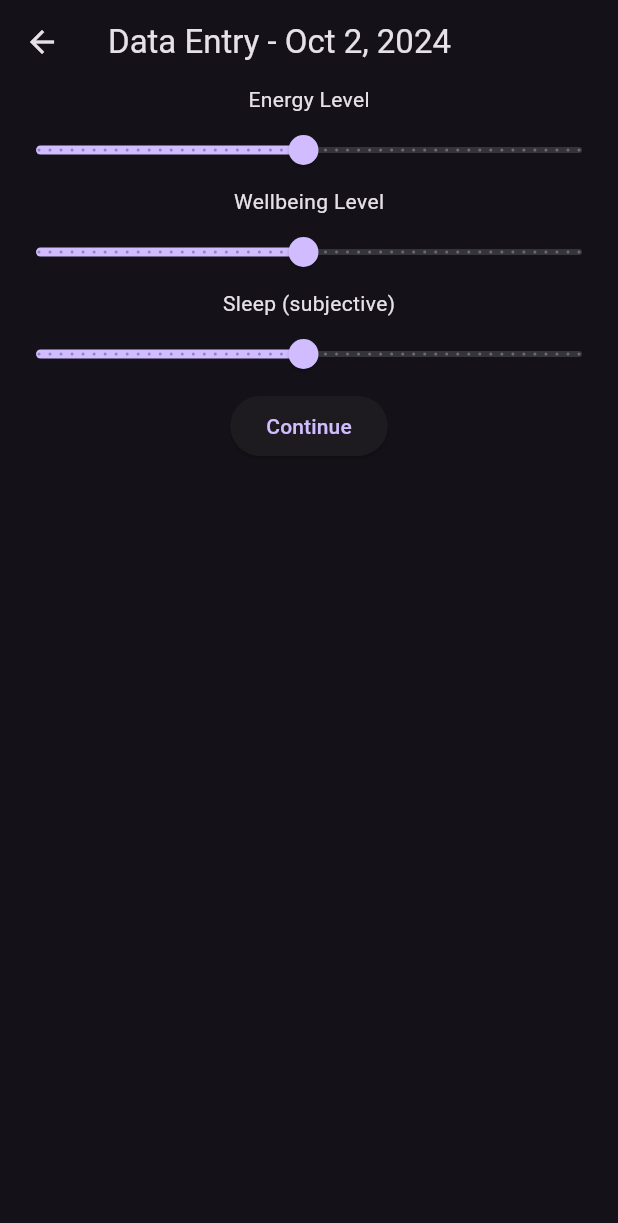
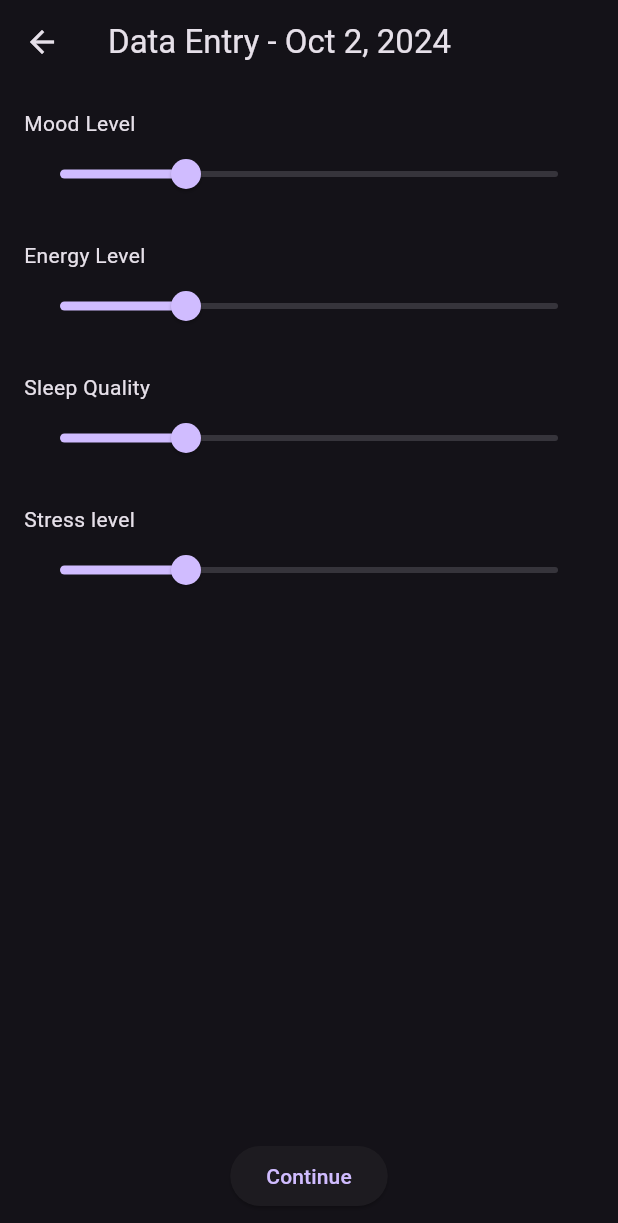
Before and after one commit to magnusjungersen/life_tracker, a Flutter app: the screen it shows after launch, after a tap on the "add" icon, on a phone screen of 412 x 824 dp. Shown: the top 1223 px of the screen. Run offline on Flutter 3.47's test engine with Material 3 defaults, Android fonts, the phone set to English and light mode, and no system bars; our stand-ins replace auto_size_text, sqflite, table_calendar; accounts and stored records are empty.

Commit message:
more fucking changes jesus christ

```diff
--- a/life_tracker/lib/data_entry_emotions.dart
+++ b/life_tracker/lib/data_entry_emotions.dart
@@ -1,5 +1,5 @@
 import 'package:flutter/material.dart';
-import 'package:shared_preferences/shared_preferences.dart';
+import 'sql.dart';
 import 'package:intl/intl.dart';
 import 'data_entry_activities.dart';
 
--- a/life_tracker/lib/data_entry_sliders.dart
+++ b/life_tracker/lib/data_entry_sliders.dart
@@ -6,9 +6,8 @@ import 'package:intl/intl.dart';
 // Data1Page - sliders for energy and wellbeing data
 class Data1Page extends StatefulWidget {
   final DateTime selectedDate;
-  final Function(DateTime) onSave;
 
-  const Data1Page({super.key, required this.selectedDate, required this.onSave});
+  const Data1Page({super.key, required this.selectedDate});
 
   @override
   _Data1PageState createState() => _Data1PageState();
@@ -16,8 +15,9 @@ class Data1Page extends StatefulWidget {
 
 class _Data1PageState extends State<Data1Page> {
   double _energy = 25;
-  double _wellbeing = 25;
-  double _sleepsub = 25;
+  double _mood = 25;
+  double _sleep = 25;
+  double _stress = 25;
 
   @override
   void initState() {
@@ -27,35 +27,64 @@ class _Data1PageState extends State<Data1Page> {
 
   // Load data for the selected date
   void _loadData() async {
-    final prefs = await SharedPreferences.getInstance();
+    DatabaseHelper dbHelper = DatabaseHelper();
+
+    Map<String, dynamic>? data = await dbHelper.getDataByDate(widget.selectedDate.toIso8601String());
+
+    if (data != null) {
       setState(() {
-      _energy = prefs.getDouble('${widget.selectedDate}_energy') ?? 25;
-      _wellbeing = prefs.getDouble('${widget.selectedDate}_wellbeing') ?? 25;
-      _sleepsub = prefs.getDouble('${widget.selectedDate}_sleepsub') ?? 25;
+        _energy = (data['energy'] as int).toDouble();
+        _mood = (data['wellbeing'] as int).toDouble();
+        _sleep = (data['sleep'] as int).toDouble();
+        _stress = (data['stress'] as int).toDouble();
       });
+    }
   }
 
   // Save data for the selected date
   void _saveData() async {
-    final prefs = await SharedPreferences.getInstance();
-    prefs.setDouble('${widget.selectedDate}_energy', _energy);
-    prefs.setDouble('${widget.selectedDate}_wellbeing', _wellbeing);
-    prefs.setDouble('${widget.selectedDate}_sleepsub', _sleepsub);
-    widget.onSave(widget.selectedDate);
+    DatabaseHelper dbHelper = DatabaseHelper();
+
+    Map<String, dynamic> data = {
+      'date': widget.selectedDate.toIso8601String(),
+      'energy': _energy.round(),
+      'mood': _mood.round(),
+      'sleep': _sleep.round(),
+      'stress': _stress.round(),
+    };
+
+    await dbHelper.insertOrUpdateData(data);
   }
 
   @override
   Widget build(BuildContext context) {
     return Scaffold(
       appBar: AppBar(title: Text('Data Entry - ${DateFormat.yMMMd().format(widget.selectedDate)}')),
-      body: Column(
+      body: Padding(
+        padding: const EdgeInsets.all(16.0),
+        child: Column(
+          crossAxisAlignment: CrossAxisAlignment.start,
           children: [
-          const Text('Energy Level'),
+            Text('Mood Level'),
+            Slider(
+              value: _mood,
+              min: 0,
+              max: 100,
+              divisions: 100,
+              // label: _mood.round().toString(),
+              onChanged: (double value) {
+                setState(() {
+                  _mood = value;
+                });
+              },
+            ),
+            const SizedBox(height: 20),
+            Text('Energy Level'),
             Slider(
               value: _energy,
-            min: 1,
-            max: 50,
-            divisions: 49,
+              min: 0,
+              max: 100,
+              divisions: 100,
               // label: _energy.round().toString(),
               onChanged: (double value) {
                 setState(() {
@@ -63,35 +92,39 @@ class _Data1PageState extends State<Data1Page> {
                 });
               },
             ),
-          const Text('Wellbeing Level'),
+            const SizedBox(height: 20),
+            Text('Sleep Quality'),
             Slider(
-            value: _wellbeing,
-            min: 1,
-            max: 50,
-            divisions: 49,
-            // label: _wellbeing.round().toString(),
+              value: _sleep,
+              min: 0,
+              max: 100,
+              divisions: 100,
+              // label: _sleep.round().toString(),
               onChanged: (double value) {
                 setState(() {
-                _wellbeing = value;
+                  _sleep = value;
                 });
               },
             ),
-          const Text('Sleep (subjective)'),
+            const SizedBox(height: 20),
+            Text('Stress level'),
             Slider(
-            value: _sleepsub,
-            min: 1,
-            max: 50,
-            divisions: 49,
-            // label: _sleepsub.round().toString(),
+              value: _stress,
+              min: 0,
+              max: 100,
+              divisions: 100,
+              // label: _stress.round().toString(),
               onChanged: (double value) {
                 setState(() {
-                _sleepsub = value;
+                  _stress = value;
                 });
               },
             ),
-          ElevatedButton(
+            const Spacer(),
+            Center(
+              child: ElevatedButton(
                 onPressed: () {
-              _saveData();  // Save data
+                  _saveData();
                   Navigator.push(
                     context,
                     MaterialPageRoute(
@@ -101,7 +134,9 @@ class _Data1PageState extends State<Data1Page> {
                 },
                 child: const Text('Continue'),
               ),
+            ),
           ],
+        ),
       ),
     );
   }
--- a/life_tracker/lib/main.dart
+++ b/life_tracker/lib/main.dart
@@ -53,35 +53,13 @@ class _CalendarPageState extends State<CalendarPage> {
 
   // Load data status from SQL database
   void _loadDataStatus() async {
-    final db = await DatabaseHelper().database;
-    final data = await db.query('life_tracking');  // Get all records from the database
+    DatabaseHelper dbHelper = DatabaseHelper();
+    final data = await dbHelper.getDataByDate(_selectedDay.toIso8601String());
 
     setState(() {
-      for (var row in data) {
-        DateTime date = DateTime.parse(row['date']);
-        _dataEntered[date] = true;  // Mark the date as having data
+      if (data != null) {
+        _dataEntered[_selectedDay] = true;
       }
-    });
-  }
-
-  // Save data status when new data is added
-  void _saveDataStatus(DateTime date) async {
-    // Insert the new data into the SQL database
-    final db = await DatabaseHelper().database;
-
-    Map<String, dynamic> newEntry = {
-      'date': date.toIso8601String(),
-      'mood': 0,  // Placeholder values, you will update with actual data
-      'energy': 0,
-      'productivity': 0,
-      'stress': 0,
-      'synced': 0,  // Initially mark data as unsynced
-    };
-
-    await db.insert('life_tracking', newEntry);  // Insert new data
-
-    setState(() {
-      _dataEntered[date] = true;  // Update the UI to show data for that date
     });
   }
 
@@ -140,7 +118,7 @@ class _CalendarPageState extends State<CalendarPage> {
           Navigator.push(
             context,
             MaterialPageRoute(
-              builder: (context) => Data1Page(selectedDate: _selectedDay, onSave: _saveDataStatus),
+              builder: (context) => Data1Page(selectedDate: _selectedDay),
             ),
           );
         },
--- a/life_tracker/lib/sql.dart
+++ b/life_tracker/lib/sql.dart
@@ -1,28 +1,5 @@
 import 'package:sqflite/sqflite.dart';
 import 'package:path/path.dart';  // Used to construct file paths
-
-// insert data into data base
-Future<int> insertData(Map<String, dynamic> row) async {
-  final db = await DatabaseHelper().database;
-  return await db.insert('life_tracking', row);
-}
-
-// retrieve data from data base
-Future<List<Map<String, dynamic>>> fetchData() async {
-  final db = await DatabaseHelper().database;
-  return await db.query('life_tracking');
-}
-
-// update data in data base
-Future<int> updateData(int id, Map<String, dynamic> updatedRow) async {
-  final db = await DatabaseHelper().database;
-  return await db.update(
-    'life_tracking',
-    updatedRow,
-    where: 'id = ?',
-    whereArgs: [id],
-  );
-}
 
 class DatabaseHelper {
   static final DatabaseHelper _instance = DatabaseHelper._internal();
@@ -53,7 +30,7 @@ class DatabaseHelper {
   // Create table of all data
   Future _onCreate(Database db, int version) async {
     await db.execute('''
-      CREATE TABLE mood_tracking (
+      CREATE TABLE life_tracking (
         id INTEGER PRIMARY KEY AUTOINCREMENT,
         date TEXT NOT NULL,
         mood INTEGER,
@@ -152,7 +129,29 @@ class DatabaseHelper {
     ''');
   }
 
-  // Function to close the database
+  Future<int> insertOrUpdateData(Map<String, dynamic> row) async {
+    final db = await database;
+    return await db.insert(
+      'life_tracking',
+      row,
+      conflictAlgorithm: ConflictAlgorithm.replace,
+    );
+  }
+
+  Future<Map<String, dynamic>?> getDataByDate(String date) async {
+    final db = await database;
+    final List<Map<String, dynamic>> maps = await db.query(
+      'life_tracking',
+      where: 'date = ?',
+      whereArgs: [date],
+    );
+
+    if (maps.isNotEmpty) {
+      return maps.first;
+    }
+    return null;
+  }
+
   Future close() async {
     final db = await database;
     db.close();
```
Also changed, not shown: life_tracker/lib/data_entry_activities.dart (+13 -14 lines), 1 other file. Lines whose indentation alone changed are shown as unchanged.
